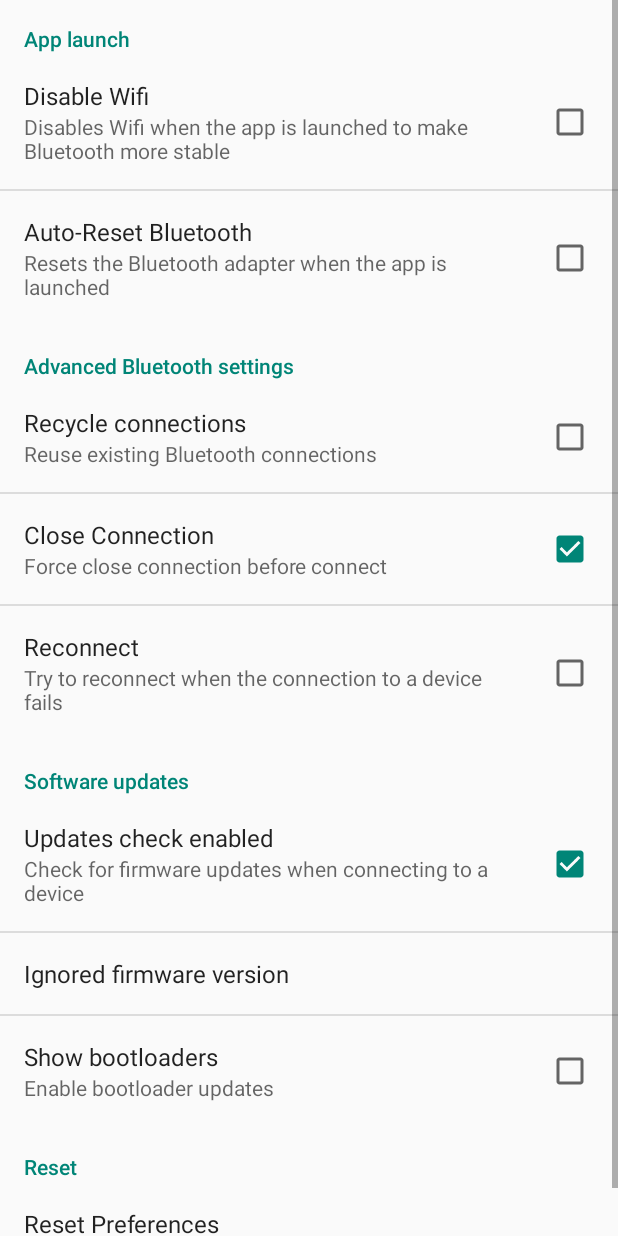
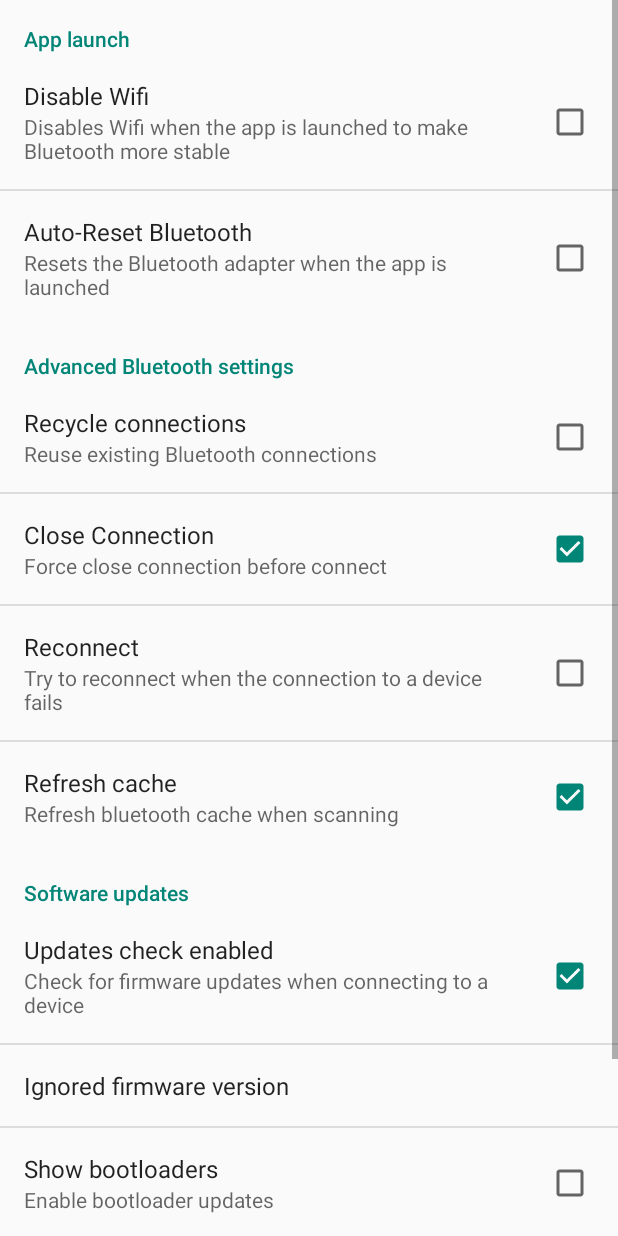
Before and after one commit to adafruit/Bluefruit_LE_Connect_Android, an Android app: the screen it shows after launch (SettingsActivity), in the options menu, after a tap on "Settings", on a phone screen of 412 x 824 dp. Run offline under Robolectric (Android 15) with nearby library versions, the phone set to English and light mode, and no system bars.

Commit message:
- moved "refresh bluetooth cache" to be done when scanning and not when connecting

```diff
--- a/app/src/main/java/com/adafruit/bluefruit/le/connect/app/update/FirmwareUpdater.java
+++ b/app/src/main/java/com/adafruit/bluefruit/le/connect/app/update/FirmwareUpdater.java
@@ -793,6 +793,7 @@ public class FirmwareUpdater implements DownloadTask.DownloadTaskListener, BleMa
                 }
                 if (error) {
                     String message = String.format(mContext.getString(R.string.firmware_updatefailed_format), GattError.parse(progress) + " (" + (progress & ~(DfuService.ERROR_MASK | DfuService.ERROR_REMOTE_MASK)) + ")");
+                    Log.w(TAG, message);
                     Toast.makeText(mContext, message, Toast.LENGTH_LONG).show();
                     cleanInstallationAttempt(false);
                     mListener.onUpdateFailed(false);
--- a/app/src/main/res/values/strings.xml
+++ b/app/src/main/res/values/strings.xml
@@ -165,6 +165,8 @@
     <string name="settings_forcecloseconnection_summary">Force close connection before connect</string>
     <string name="settings_gattautoconnect_title">Reconnect</string>
     <string name="settings_gattautoconnect_summary">Try to reconnect when the connection to a device fails</string>
+    <string name="settings_blerefresh_title">Refresh cache</string>
+    <string name="settings_blerefresh_summary">Refresh bluetooth cache when scanning</string>
     <string name="settingsaction_confirmenablewifi_title">Wifi status</string>
     <string name="settingsaction_confirmenablewifi_message">Wifi was previously disabled to improve Bluetooth connections. Would you like to enable it again?</string>
     <string name="settings_category_update">Software updates</string>
--- a/app/src/main/res/xml/preferences.xml
+++ b/app/src/main/res/xml/preferences.xml
@@ -38,6 +38,13 @@
             android:key="pref_gattautoconnect"
             android:summary="@string/settings_gattautoconnect_summary"
             android:title="@string/settings_gattautoconnect_title"/>
+
+        <CheckBoxPreference
+            android:defaultValue="true"
+            android:key="pref_refreshdevicecache"
+            android:summary="@string/settings_blerefresh_summary"
+            android:title="@string/settings_blerefresh_title"/>
+
 
     </PreferenceCategory>
 
```
Also changed, not shown: app/src/main/java/com/adafruit/bluefruit/le/connect/app/MainActivity.java (+9 -2 lines), app/src/main/java/com/adafruit/bluefruit/le/connect/ble/BleManager.java (+10 -5 lines).
